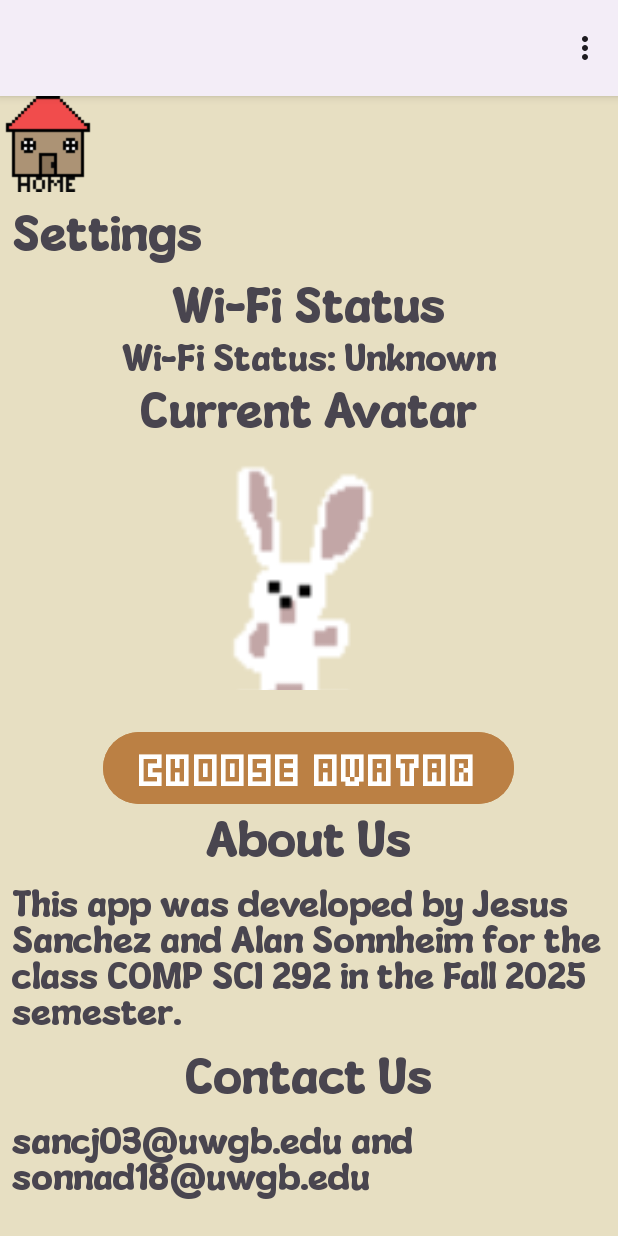
After one commit to adsonnheim/sky-guy, an Android app: the SettingsActivity screen opened directly, with no data from a screen before it, on a phone screen of 412 x 824 dp. The commit adds this screen. Run offline under Robolectric (Android 15) with nearby library versions, the phone set to English and light mode, and no system bars.

Commit message:
Added ability to change avatar in settings

```diff
--- a/SaveTheBunnyJava/app/src/main/java/com/example/savethebunnyjava/BaseActivity.java
+++ b/SaveTheBunnyJava/app/src/main/java/com/example/savethebunnyjava/BaseActivity.java
@@ -4,6 +4,7 @@ import android.content.Context;
 import android.content.Intent;
 import android.net.ConnectivityManager;
 import android.net.NetworkCapabilities;
+import android.provider.Settings;
 import android.view.Menu;
 import android.view.MenuItem;
 import android.view.View;
@@ -33,8 +34,9 @@ public abstract class BaseActivity extends AppCompatActivity {
             startActivity(intent);
             return true;
         } else if (itemId == R.id.settings) {
-            setContentView(R.layout.settings);
-            checkWifiStatus();
+            Intent intent = new Intent(this, SettingsActivity.class);
+            intent.addFlags(Intent.FLAG_ACTIVITY_CLEAR_TOP);
+            startActivity(intent);
             return true;
         }
 
--- a/SaveTheBunnyJava/app/src/main/java/com/example/savethebunnyjava/LeaderboardActivity.java
+++ b/SaveTheBunnyJava/app/src/main/java/com/example/savethebunnyjava/LeaderboardActivity.java
@@ -1,8 +1,10 @@
 package com.example.savethebunnyjava;
 
 import android.content.Context;
+import android.content.Intent;
 import android.content.SharedPreferences;
 import android.os.Bundle;
+import android.view.View;
 import android.widget.TextView;
 
 public class LeaderboardActivity extends BaseActivity {
--- /dev/null
+++ b/SaveTheBunnyJava/app/src/main/java/com/example/savethebunnyjava/SettingsActivity.java
@@ -0,0 +1,73 @@
+package com.example.savethebunnyjava;
+
+import android.content.Context;
+import android.content.Intent;
+import android.content.SharedPreferences;
+import android.net.Uri;
+import android.os.Bundle;
+import android.widget.Button;
+import android.widget.ImageView;
+
+import androidx.activity.result.ActivityResultLauncher;
+import androidx.activity.result.contract.ActivityResultContracts;
+
+public class SettingsActivity extends BaseActivity {
+
+    private ImageView avatarImageView;
+    private Button selectAvatarButton;
+    private ActivityResultLauncher<Intent> galleryLauncher;
+    private static final String PREFS_NAME = "GamePrefs";
+    private static final String AVATAR_URI_KEY = "avatarUri";
+
+    @Override
+    protected void onCreate(Bundle savedInstanceState) {
+        super.onCreate(savedInstanceState);
+        setContentView(R.layout.activity_settings);
+
+        avatarImageView = findViewById(R.id.avatarImageView);
+        selectAvatarButton = findViewById(R.id.selectAvatarButton);
+
+        galleryLauncher = registerForActivityResult(
+            new ActivityResultContracts.StartActivityForResult(),
+            result -> {
+                if (result.getResultCode() == RESULT_OK && result.getData() != null) {
+                    Uri selectedImageUri = result.getData().getData();
+                    if (selectedImageUri != null) {
+                        // These 2 lines allow for persistent permission to access the image
+                        final int takeFlags = Intent.FLAG_GRANT_READ_URI_PERMISSION;
+                        getContentResolver().takePersistableUriPermission(selectedImageUri, takeFlags);
+
+                        avatarImageView.setImageURI(selectedImageUri);
+                        saveAvatarUri(selectedImageUri);
+                    }
+                }
+            });
+
+        selectAvatarButton.setOnClickListener(v -> {
+            Intent intent = new Intent(Intent.ACTION_OPEN_DOCUMENT);
+            intent.addCategory(Intent.CATEGORY_OPENABLE);
+            intent.setType("image/*");
+            galleryLauncher.launch(intent);
+        });
+
+        loadAvatar();
+    }
+
+    private void saveAvatarUri(Uri uri) {
+        SharedPreferences sp = getSharedPreferences(PREFS_NAME, Context.MODE_PRIVATE);
+        SharedPreferences.Editor editor = sp.edit();
+
+        editor.putString(AVATAR_URI_KEY, uri.toString());
+        editor.apply();
+    }
+
+    private void loadAvatar() {
+        SharedPreferences sp = getSharedPreferences(PREFS_NAME, Context.MODE_PRIVATE);
+        String uriString = sp.getString(AVATAR_URI_KEY, null);
+
+        if (uriString != null) {
+            Uri savedUri = Uri.parse(uriString);
+            avatarImageView.setImageURI(savedUri);
+        }
+    }
+}
--- /dev/null
+++ b/SaveTheBunnyJava/app/src/main/res/layout/activity_settings.xml
@@ -0,0 +1,104 @@
+<?xml version="1.0" encoding="utf-8"?>
+<ScrollView xmlns:android="http://schemas.android.com/apk/res/android"
+    xmlns:tools="http://schemas.android.com/tools"
+    android:layout_width="match_parent"
+    android:layout_height="match_parent"
+    android:fillViewport="true"
+    tools:context=".SettingsActivity">
+
+    <LinearLayout
+        android:layout_width="match_parent"
+        android:layout_height="match_parent"
+        android:background="#e7dfc2"
+        android:orientation="vertical"
+        tools:layout_editor_absoluteX="0dp"
+        tools:layout_editor_absoluteY="228dp">
+        <ImageButton
+            android:layout_width="wrap_content"
+            android:layout_height="wrap_content"
+            android:background="@drawable/home"
+            android:onClick="restart" />
+        <TextView
+            android:layout_width="wrap_content"
+            android:layout_height="wrap_content"
+            android:fontFamily="@font/mouldycheese"
+            android:gravity="bottom"
+            android:padding="8dp"
+            android:text="@string/settings"
+            android:textSize="32sp"
+            tools:ignore="MissingConstraints" />
+        <TextView
+            android:layout_width="wrap_content"
+            android:layout_height="wrap_content"
+            android:layout_gravity="center_horizontal"
+            android:fontFamily="@font/mouldycheese"
+            android:text="@string/wi_fi_status"
+            android:textSize="32sp"/>
+        <TextView
+            android:id="@+id/wifi_status_text"
+            android:layout_width="wrap_content"
+            android:layout_height="wrap_content"
+            android:layout_gravity="center_horizontal"
+            android:fontFamily="@font/mouldycheese"
+            android:text="Wi-Fi Status: Unknown"
+            android:textSize="24sp"/>
+
+        <TextView
+            android:id="@+id/avatar_label"
+            android:layout_height="wrap_content"
+            android:layout_width="wrap_content"
+            android:text="@string/current_avatar"
+            android:fontFamily="@font/mouldycheese"
+            android:textSize="32sp"
+            android:layout_gravity="center_horizontal"/>
+        <ImageView
+            android:id="@+id/avatarImageView"
+            android:layout_width="150dp"
+            android:layout_height="150dp"
+            android:layout_gravity="center_horizontal"
+            android:layout_marginTop="16dp"
+            android:contentDescription="@string/todo"
+            android:scaleType="centerCrop"
+            android:src="@drawable/rabbit"/>
+        <Button
+            android:id="@+id/selectAvatarButton"
+            android:layout_width="wrap_content"
+            android:layout_height="wrap_content"
+            android:layout_gravity="center_horizontal"
+            android:layout_marginTop="24dp"
+            android:backgroundTint="#bb8044"
+            android:fontFamily="@font/kenney_blocks"
+            android:textSize="24sp"
+            android:text="Choose Avatar"/>
+        <TextView
+            android:layout_width="wrap_content"
+            android:layout_height="wrap_content"
+            android:layout_gravity="center_horizontal"
+            android:fontFamily="@font/mouldycheese"
+            android:text="@string/AboutUs"
+            android:textSize="32sp" />
+        <TextView
+            android:layout_width="wrap_content"
+            android:layout_height="wrap_content"
+            android:layout_gravity="center_horizontal"
+            android:fontFamily="@font/mouldycheese"
+            android:text="@string/AboutUsText"
+            android:padding="8dp"
+            android:textSize="24sp" />
+        <TextView
+            android:layout_width="wrap_content"
+            android:layout_height="wrap_content"
+            android:layout_gravity="center_horizontal"
+            android:fontFamily="@font/mouldycheese"
+            android:text="@string/contact_us"
+            android:textSize="32sp"/>
+        <TextView
+            android:layout_width="wrap_content"
+            android:layout_height="wrap_content"
+            android:layout_gravity="center_horizontal"
+            android:fontFamily="@font/mouldycheese"
+            android:text="@string/contact_us_info"
+            android:padding="8dp"
+            android:textSize="24sp" />
+    </LinearLayout>
+</ScrollView>
--- a/SaveTheBunnyJava/app/src/main/res/values/strings.xml
+++ b/SaveTheBunnyJava/app/src/main/res/values/strings.xml
@@ -20,4 +20,6 @@
     <string name="wi_fi_status">Wi-Fi Status</string>
     <string name="welcome_to">Welcome to</string>
     <string name="top_score_0">Top Score: 0</string>
+    <string name="current_avatar">Current Avatar</string>
+    <string name="todo">TODO</string>
 </resources>
```
Also changed, not shown: SaveTheBunnyJava/app/src/main/AndroidManifest.xml (+5 -2 lines), SaveTheBunnyJava/app/src/main/res/layout/settings.xml (deleted, +0 -74 lines), 34 other files.
